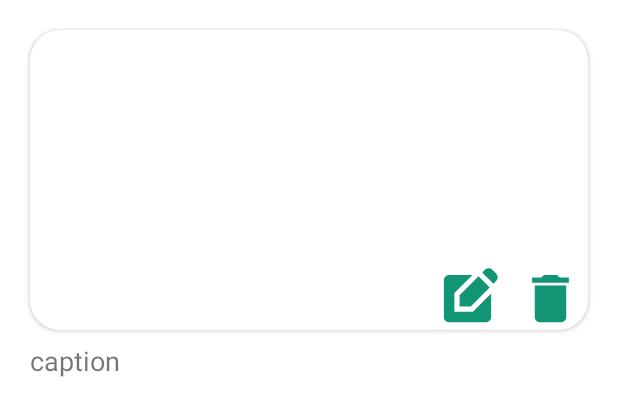
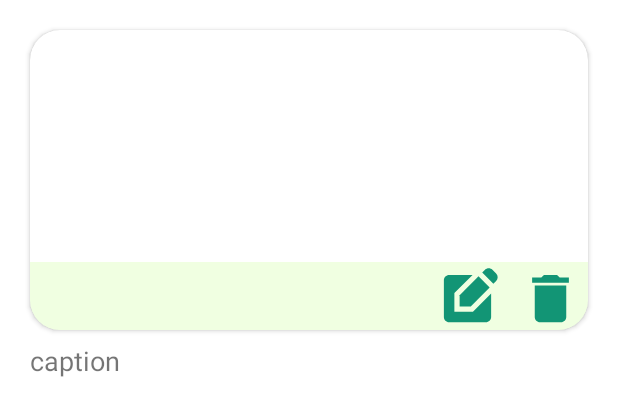
Before and after one commit to Hasindu071/GoodEats9, an Android app: the layout recycler_item.xml on its own in the app's theme, with its tools: preview values and no code run, on a phone screen of 412 x 824 dp. Shown: the top 416 px of the screen. Run offline under Robolectric (Android 15) with nearby library versions, the phone set to English and light mode, and no system bars.

Commit message:
mini update

```diff
--- a/app/src/main/res/layout/recycler_item.xml
+++ b/app/src/main/res/layout/recycler_item.xml
@@ -31,7 +31,7 @@
                 <LinearLayout
                     android:layout_width="match_parent"
                     android:layout_height="45dp"
-                    android:background="#80FFFFFF"
+                    android:background="#80e2ffc4"
                     android:layout_gravity="bottom|end"
                     android:orientation="horizontal">
 
```
